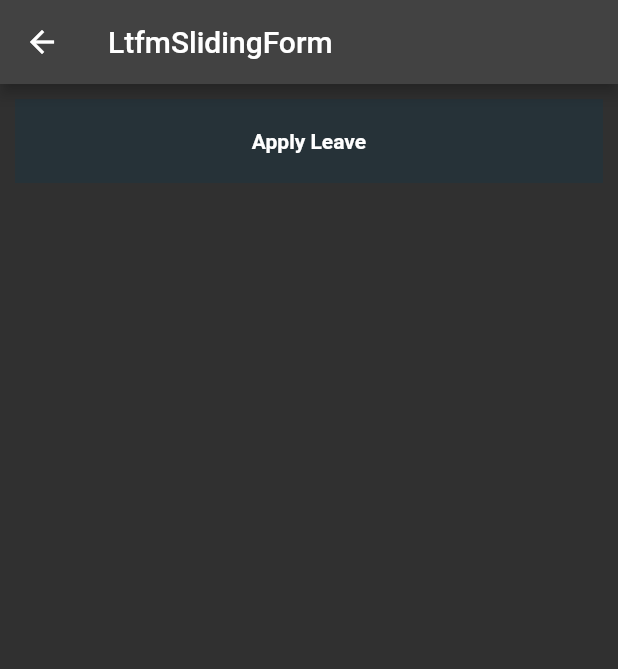
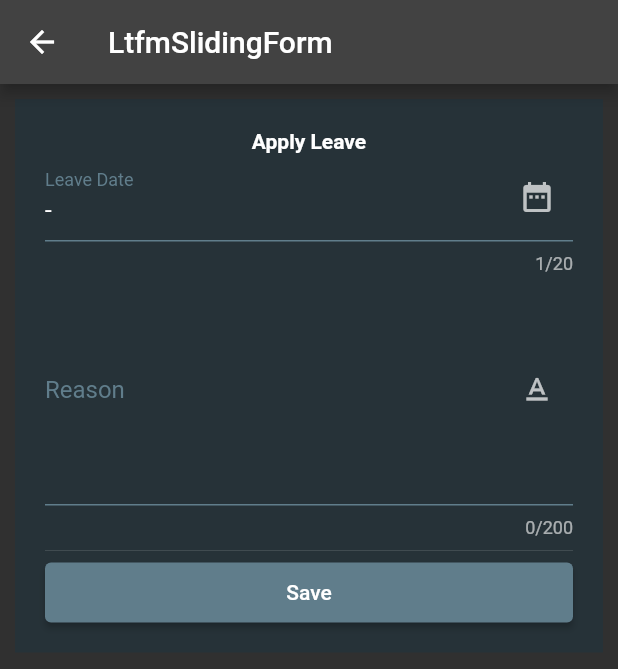
Before and after one commit to Adivfp9/fic-exercises, a Flutter app: the LtfmSlidingFormView screen opened directly, on a phone screen of 412 x 824 dp. Shown: the top 669 px of the screen. Run offline on Flutter 3.47's test engine with Material 2 defaults, Android fonts, the phone set to English and light mode, and no system bars; our stand-ins replace cached_network_image, carousel_slider, dio, file_picker, flutter_image_compress, flutter_map and 6 more; missing offline and left inert: file_picker_cross.

Commit message:
Form Exercise Done

```diff
--- a/lib/module/tutorial/latihan/ltfm_sliding_form/view/ltfm_sliding_form_view.dart
+++ b/lib/module/tutorial/latihan/ltfm_sliding_form/view/ltfm_sliding_form_view.dart
@@ -28,8 +28,8 @@ class LtfmSlidingFormView extends StatefulWidget {
                 child: Container(
                   padding: const EdgeInsets.all(20.0),
                   child: Column(
-                    children: const [
-                      Text(
+                    children: [
+                      const Text(
                         "Apply Leave",
                         style: TextStyle(
                           fontSize: 14.0,
@@ -56,6 +56,24 @@ class LtfmSlidingFormView extends StatefulWidget {
 
                       //! 6. Jika Container mengecil ketika tombol di klik
                       //? maka task ini selesai!
+
+                      QDatePicker(label: "Leave Date", onChanged: (value) {}),
+                      QMemoField(label: "Reason", onChanged: (value) {}),
+                      const Divider(),
+                      SizedBox(
+                        height: 40,
+                        width: MediaQuery.of(context).size.width,
+                        child: ElevatedButton(
+                          style: ElevatedButton.styleFrom(
+                            backgroundColor: Colors.blueGrey,
+                          ),
+                          onPressed: () {
+                            controller.submitted = !controller.submitted;
+                            controller.update();
+                          },
+                          child: const Text("Save"),
+                        ),
+                      )
                     ],
                   ),
                 ),
```
Also changed, not shown: lib/module/tutorial/latihan/ltfm_filter_bottom_sheet/view/ltfm_filter_bottom_sheet_view.dart (+17 -1 lines).
